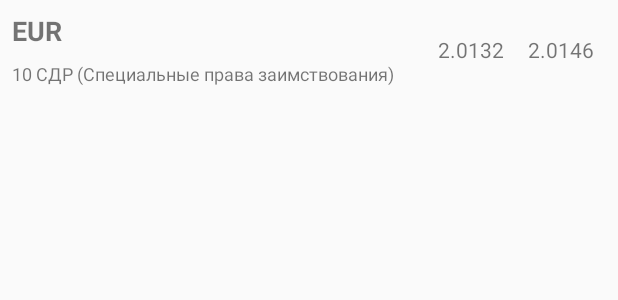
After one commit to matroskinx/CurrencyTracker, an Android app: the layout rv_row_currency.xml on its own in the app's theme, with its tools: preview values and no code run, on a phone screen of 412 x 824 dp. The commit adds this screen. Shown: the top 300 px of the screen. Run offline under Robolectric (Android 15) with nearby library versions, the phone set to English and light mode, and no system bars.

Commit message:
add recyclerview to display downloaded exchange rates

```diff
--- a/app/build.gradle
+++ b/app/build.gradle
@@ -32,4 +32,5 @@ dependencies {
     androidTestImplementation 'androidx.test.espresso:espresso-core:3.1.0-alpha4'
     implementation 'com.squareup.okhttp3:okhttp:3.12.0'
     implementation "android.arch.lifecycle:extensions:1.1.1"
+    implementation 'androidx.recyclerview:recyclerview:1.0.0'
 }
--- /dev/null
+++ b/app/src/main/res/layout/rv_row_currency.xml
@@ -0,0 +1,43 @@
+<?xml version="1.0" encoding="utf-8"?>
+<androidx.constraintlayout.widget.ConstraintLayout xmlns:android="http://schemas.android.com/apk/res/android"
+                                                   xmlns:app="http://schemas.android.com/apk/res-auto"
+                                                   xmlns:tools="http://schemas.android.com/tools"
+                                                   android:orientation="vertical"
+                                                   android:layout_width="match_parent"
+                                                   android:layout_height="wrap_content">
+
+    <TextView
+            android:text="TextView"
+            android:layout_width="wrap_content"
+            android:layout_height="wrap_content"
+            android:id="@+id/rv_char_code"
+            android:textSize="18sp" android:textStyle="bold" tools:text="EUR"
+            android:layout_marginTop="8dp"
+            app:layout_constraintTop_toTopOf="parent" android:layout_marginStart="8dp"
+            app:layout_constraintStart_toStartOf="parent"/>
+    <TextView
+            android:text="TextView"
+            android:layout_width="wrap_content"
+            android:layout_height="wrap_content"
+            android:id="@+id/rv_scale"
+            android:layout_marginTop="8dp"
+            app:layout_constraintTop_toBottomOf="@+id/rv_char_code"
+            android:layout_marginBottom="8dp"
+            app:layout_constraintBottom_toBottomOf="parent" tools:text="10 СДР (Специальные права заимствования)"
+            android:layout_marginStart="8dp" app:layout_constraintStart_toStartOf="parent" android:textSize="12sp"/>
+    <TextView
+            android:text="TextView"
+            android:layout_width="wrap_content"
+            android:layout_height="wrap_content"
+            android:id="@+id/rv_second_rate" app:layout_constraintEnd_toEndOf="parent" android:layout_marginEnd="16dp"
+            android:layout_marginTop="8dp" app:layout_constraintTop_toTopOf="parent" android:layout_marginBottom="8dp"
+            app:layout_constraintBottom_toBottomOf="parent" tools:text="2.0146"/>
+    <TextView
+            android:text="TextView"
+            android:layout_width="wrap_content"
+            android:layout_height="wrap_content"
+            android:id="@+id/rv_frist_rate" android:layout_marginTop="8dp"
+            app:layout_constraintTop_toTopOf="parent" android:layout_marginBottom="8dp"
+            app:layout_constraintBottom_toBottomOf="parent" app:layout_constraintEnd_toStartOf="@+id/rv_second_rate"
+            android:layout_marginEnd="16dp" tools:text="2.0132"/>
+</androidx.constraintlayout.widget.ConstraintLayout>
```
Also changed, not shown: app/src/main/java/com/vladislav/currencytracker/MainActivity.kt (+10 -6 lines), app/src/main/java/com/vladislav/currencytracker/RecyclerAdapter.kt (added, +42 -0 lines), app/src/main/res/layout/activity_main.xml (+7 -17 lines).
